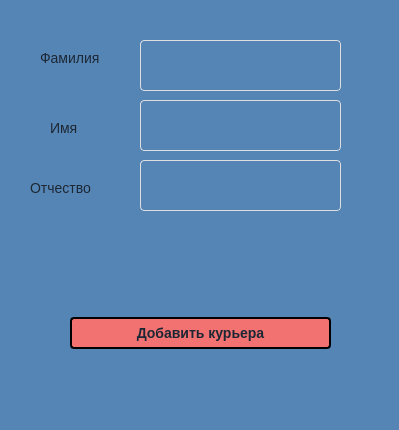
This is ui/courier.ui in FIIckSesh/MRP as Qt 5 draws it before an edit. The edited form follows.
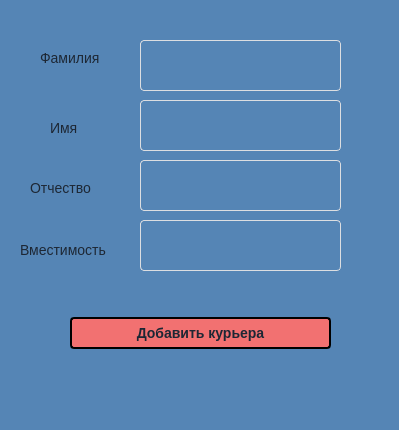
This is the edited form.

```diff
--- a/ui/courier.ui
+++ b/ui/courier.ui
@@ -159,6 +159,39 @@
      <string/>
     </property>
    </widget>
+   <widget class="QTextEdit" name="carriageSize">
+    <property name="geometry">
+     <rect>
+      <x>140</x>
+      <y>220</y>
+      <width>201</width>
+      <height>51</height>
+     </rect>
+    </property>
+    <property name="styleSheet">
+     <string notr="true">width: 100%;
+    outline: none;
+    border: 1px solid #DCDEE1;
+    border-radius: 4px;
+    color: #1D2734;
+    padding-left: 16px;
+    box-sizing: border-box;
+    -webkit-appearance: none;</string>
+    </property>
+   </widget>
+   <widget class="QLabel" name="label_4">
+    <property name="geometry">
+     <rect>
+      <x>20</x>
+      <y>240</y>
+      <width>91</width>
+      <height>20</height>
+     </rect>
+    </property>
+    <property name="text">
+     <string>Вместимость</string>
+    </property>
+   </widget>
   </widget>
   <widget class="QMenuBar" name="menubar">
    <property name="geometry">
```
